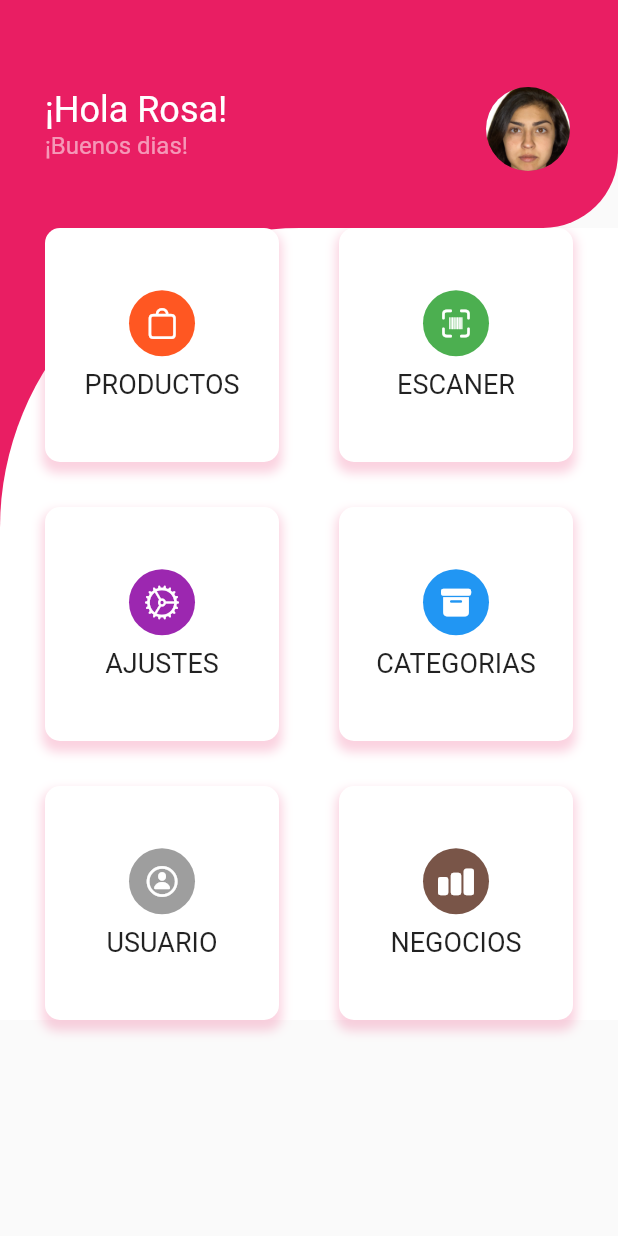
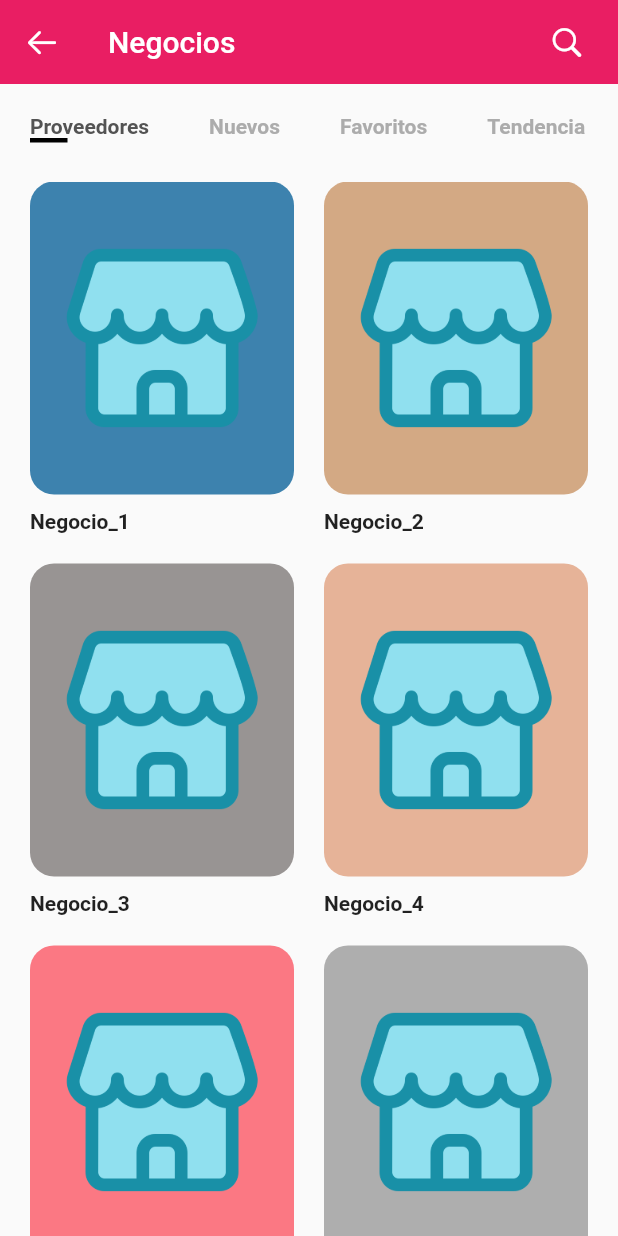
Before and after one commit to Jankarurosu/DressDeCode, a Flutter app: the MyHomePage screen opened directly, after a tap on "NEGOCIOS", on a phone screen of 412 x 824 dp. Run offline on Flutter 3.47's test engine with Material 2 defaults, Android fonts, the phone set to English and light mode, and no system bars.

Commit message:
Página Business terminada

```diff
--- a/dressdecode/lib/models/itemcard.dart
+++ b/dressdecode/lib/models/businessItemCardModel.dart
@@ -1,12 +1,12 @@
+import 'package:dressdecode/models/businessModel.dart';
 import 'package:dressdecode/models/constantsModel.dart';
-import 'package:dressdecode/models/productsmodel.dart';
 import 'package:flutter/material.dart';
 
 class ItemCard extends StatelessWidget {
-  final Product product;
+  final Business business;
   const ItemCard({
     required Key key,
-    required this.product,
+    required this.business,
   }) : super(key: key);
 
   @override
@@ -18,30 +18,21 @@ class ItemCard extends StatelessWidget {
           Expanded(
             child: Container(
               padding: EdgeInsets.all(kDefaultPaddin),
-              // For  demo we use fixed height  and width
-              // Now we dont need them
-              // height: 180,
-              // width: 160,
               decoration: BoxDecoration(
-                color: product.color,
+                color: business.color,
                 borderRadius: BorderRadius.circular(16),
               ),
               child: Hero(
-                tag: "${product.id}",
-                child: Image.asset(product.image),
+                tag: "${business.id}",
+                child: Image.asset(business.image),
               ),
             ),
           ),
           Padding(
             padding: const EdgeInsets.symmetric(vertical: kDefaultPaddin / 4),
-            child: Text(
-              // products is out demo list
-              product.title,
-              style: TextStyle(color: kTextLightColor),
-            ),
           ),
           Text(
-            "\$${product.price}",
+            "${business.title}",
             style: TextStyle(fontWeight: FontWeight.bold),
           )
         ],
--- /dev/null
+++ b/dressdecode/lib/models/businessModel.dart
@@ -0,0 +1,64 @@
+import 'package:flutter/material.dart';
+
+class Business {
+  final String image, title, description;
+  final int size, id;
+  final Color color;
+  Business({
+    required this.id,
+    required this.image,
+    required this.title,
+    required this.description,
+    required this.size,
+    required this.color,
+  });
+}
+
+List<Business> business = [
+  Business(
+      id: 1,
+      title: "Negocio_1",
+      size: 12,
+      description: ExampleText,
+      image: "assets/images/business/negocio_1.png",
+      color: Color(0xFF3D82AE)),
+  Business(
+      id: 2,
+      title: "Negocio_2",
+      size: 8,
+      description: ExampleText,
+      image: "assets/images/business/negocio_2.png",
+      color: Color(0xFFD3A984)),
+  Business(
+      id: 3,
+      title: "Negocio_3",
+      size: 10,
+      description: ExampleText,
+      image: "assets/images/business/negocio_3.png",
+      color: Color(0xFF989493)),
+  Business(
+      id: 4,
+      title: "Negocio_4",
+      size: 11,
+      description: ExampleText,
+      image: "assets/images/business/negocio_4.png",
+      color: Color(0xFFE6B398)),
+  Business(
+      id: 5,
+      title: "Negocio_5",
+      size: 12,
+      description: ExampleText,
+      image: "assets/images/business/negocio_5.png",
+      color: Color(0xFFFB7883)),
+  Business(
+    id: 6,
+    title: "Negocio_6",
+    size: 12,
+    description: ExampleText,
+    image: "assets/images/business/negocio_6.png",
+    color: Color(0xFFAEAEAE),
+  ),
+];
+
+String ExampleText =
+    "Lorem Ipsum is simply dummy text of the printing and typesetting industry. Lorem Ipsum has been the industry's standard dummy text ever since. When an unknown printer took a galley.";
--- a/dressdecode/lib/models/categoriesbusinessModel.dart
+++ b/dressdecode/lib/models/categoriesbusinessModel.dart
@@ -0,0 +1,62 @@
+import 'package:dressdecode/models/constantsmodel.dart';
+import 'package:flutter/material.dart';
+
+class CategoriesBusiness extends StatefulWidget {
+  @override
+  _CategoriesBusinessState createState() => _CategoriesBusinessState();
+}
+
+class _CategoriesBusinessState extends State<CategoriesBusiness> {
+  List<String> categories = [
+    "Proveedores",
+    "Nuevos",
+    "Favoritos",
+    "Tendencia",
+  ];
+
+  int selectedIndex = 0;
+  @override
+  Widget build(BuildContext context) {
+    return Padding(
+      padding: const EdgeInsets.symmetric(vertical: kDefaultPaddin),
+      child: SizedBox(
+        height: 25,
+        child: ListView.builder(
+          scrollDirection: Axis.horizontal,
+          itemCount: categories.length,
+          itemBuilder: (context, index) => buildCategory(index),
+        ),
+      ),
+    );
+  }
+
+  Widget buildCategory(int index) {
+    return GestureDetector(
+      onTap: () {
+        setState(() {
+          selectedIndex = index;
+        });
+      },
+      child: Padding(
+        padding: const EdgeInsets.symmetric(horizontal: kDefaultPaddin),
+        child: Column(
+          crossAxisAlignment: CrossAxisAlignment.start,
+          children: <Widget>[
+            Text(
+              categories[index],
+              style: TextStyle(
+                fontWeight: FontWeight.bold,
+                color: selectedIndex == index ? kTextColor : kTextLightColor,
+              ),
+            ),
+            Container(
+              height: 3,
+              width: 25,
+              color: selectedIndex == index ? Colors.black : Colors.transparent,
+            )
+          ],
+        ),
+      ),
+    );
+  }
+}
--- /dev/null
+++ b/dressdecode/lib/models/productsItemCardModel.dart
@@ -0,0 +1,47 @@
+import 'package:dressdecode/models/constantsModel.dart';
+import 'package:dressdecode/models/productsmodel.dart';
+import 'package:flutter/material.dart';
+
+class ItemCard extends StatelessWidget {
+  final Product product;
+  const ItemCard({
+    required Key key,
+    required this.product,
+  }) : super(key: key);
+
+  @override
+  Widget build(BuildContext context) {
+    return GestureDetector(
+      child: Column(
+        crossAxisAlignment: CrossAxisAlignment.start,
+        children: <Widget>[
+          Expanded(
+            child: Container(
+              padding: EdgeInsets.all(kDefaultPaddin),
+              decoration: BoxDecoration(
+                color: product.color,
+                borderRadius: BorderRadius.circular(16),
+              ),
+              child: Hero(
+                tag: "${product.id}",
+                child: Image.asset(product.image),
+              ),
+            ),
+          ),
+          Padding(
+            padding: const EdgeInsets.symmetric(vertical: kDefaultPaddin / 4),
+            child: Text(
+              // products is out demo list
+              product.title,
+              style: TextStyle(color: kTextLightColor),
+            ),
+          ),
+          Text(
+            "\$${product.price}",
+            style: TextStyle(fontWeight: FontWeight.bold),
+          )
+        ],
+      ),
+    );
+  }
+}
--- a/dressdecode/lib/views/business.dart
+++ b/dressdecode/lib/views/business.dart
@@ -0,0 +1,63 @@
+import 'package:dressdecode/models/businessItemCardModel.dart';
+import 'package:dressdecode/models/businessModel.dart';
+import 'package:dressdecode/models/categoriesbusinessModel.dart';
+import 'package:dressdecode/models/constantsModel.dart';
+import 'package:flutter/cupertino.dart';
+import 'package:flutter/material.dart';
+
+class Business extends StatefulWidget {
+  const Business({Key? key}) : super(key: key);
+  @override
+  _BusinessState createState() => _BusinessState();
+}
+
+class _BusinessState extends State<Business> {
+  @override
+  Widget build(BuildContext context) {
+    return Scaffold(
+        appBar: AppBar(
+          title: Text('Negocios'),
+          elevation: 0,
+          leading: IconButton(
+            icon: Icon(
+              CupertinoIcons.arrow_left,
+              color: Colors.white,
+            ),
+            onPressed: () {
+              Navigator.pop(context);
+            },
+          ),
+          actions: <Widget>[
+            IconButton(
+              icon: Icon(
+                CupertinoIcons.search,
+                color: Colors.white,
+              ),
+              onPressed: () {},
+            ),
+            SizedBox(width: kDefaultPaddin / 2),
+          ],
+        ),
+        body: Column(
+          crossAxisAlignment: CrossAxisAlignment.start,
+          children: <Widget>[
+            CategoriesBusiness(),
+            Expanded(
+              child: Padding(
+                padding: const EdgeInsets.symmetric(horizontal: kDefaultPaddin),
+                child: GridView.builder(
+                    itemCount: business.length,
+                    gridDelegate: SliverGridDelegateWithFixedCrossAxisCount(
+                      crossAxisCount: 2,
+                      mainAxisSpacing: kDefaultPaddin,
+                      crossAxisSpacing: kDefaultPaddin,
+                      childAspectRatio: 0.75,
+                    ),
+                    itemBuilder: (context, index) =>
+                        ItemCard(key: UniqueKey(), business: business[index])),
+              ),
+            ),
+          ],
+        ));
+  }
+}
--- a/dressdecode/lib/views/homepage.dart
+++ b/dressdecode/lib/views/homepage.dart
@@ -1,3 +1,4 @@
+import 'package:dressdecode/views/business.dart';
 import 'package:dressdecode/views/products.dart';
 import 'package:dressdecode/views/userprofile.dart';
 import 'package:flutter/cupertino.dart';
@@ -72,27 +73,11 @@ class _MyHomePageState extends State<MyHomePage> {
                     },
                   ),
                   itemDashboard(
-                    'Escaner',
-                    CupertinoIcons.barcode_viewfinder,
-                    Colors.green,
+                    'Negocios',
+                    CupertinoIcons.chart_bar_fill,
+                    Colors.brown,
                     () {
-                      navigateToScannerPage(context);
-                    },
-                  ),
-                  itemDashboard(
-                    'Ajustes',
-                    CupertinoIcons.settings,
-                    Colors.purple,
-                    () {
-                      navigateToSettingsPage(context);
-                    },
-                  ),
-                  itemDashboard(
-                    'Categorias',
-                    CupertinoIcons.archivebox_fill,
-                    Colors.blue,
-                    () {
-                      navigateToCategoryPage(context);
+                      navigateToBusinessPage(context);
                     },
                   ),
                   itemDashboard(
@@ -104,11 +89,27 @@ class _MyHomePageState extends State<MyHomePage> {
                     },
                   ),
                   itemDashboard(
-                    'Negocios',
-                    CupertinoIcons.chart_bar_fill,
-                    Colors.brown,
+                    'Escaner',
+                    CupertinoIcons.barcode_viewfinder,
+                    Colors.green,
                     () {
-                      navigateToBusinessPage(context);
+                      navigateToScannerPage(context);
+                    },
+                  ),
+                  itemDashboard(
+                    'Contáctanos',
+                    CupertinoIcons.phone,
+                    Colors.blue,
+                    () {
+                      navigateToCategoryPage(context);
+                    },
+                  ),
+                  itemDashboard(
+                    'Ajustes',
+                    CupertinoIcons.settings,
+                    Colors.purple,
+                    () {
+                      navigateToSettingsPage(context);
                     },
                   ),
                 ],
@@ -151,8 +152,10 @@ class _MyHomePageState extends State<MyHomePage> {
   }
 
   void navigateToBusinessPage(BuildContext context) {
-    // Implementa la navegación a la página de negocios aquí
-    print('Navigating to Business Page');
+    Navigator.push(
+      context,
+      MaterialPageRoute(builder: (context) => Business()),
+    );
   }
 
   Widget itemDashboard(String title, IconData iconData, Color background,
--- a/dressdecode/lib/views/products.dart
+++ b/dressdecode/lib/views/products.dart
@@ -1,6 +1,6 @@
 import 'package:dressdecode/models/categoriesModel.dart';
 import 'package:dressdecode/models/constantsModel.dart';
-import 'package:dressdecode/models/itemcard.dart';
+import 'package:dressdecode/models/productsItemCardModel.dart';
 import 'package:dressdecode/models/productsmodel.dart';
 import 'package:flutter/cupertino.dart';
 import 'package:flutter/material.dart';
```
